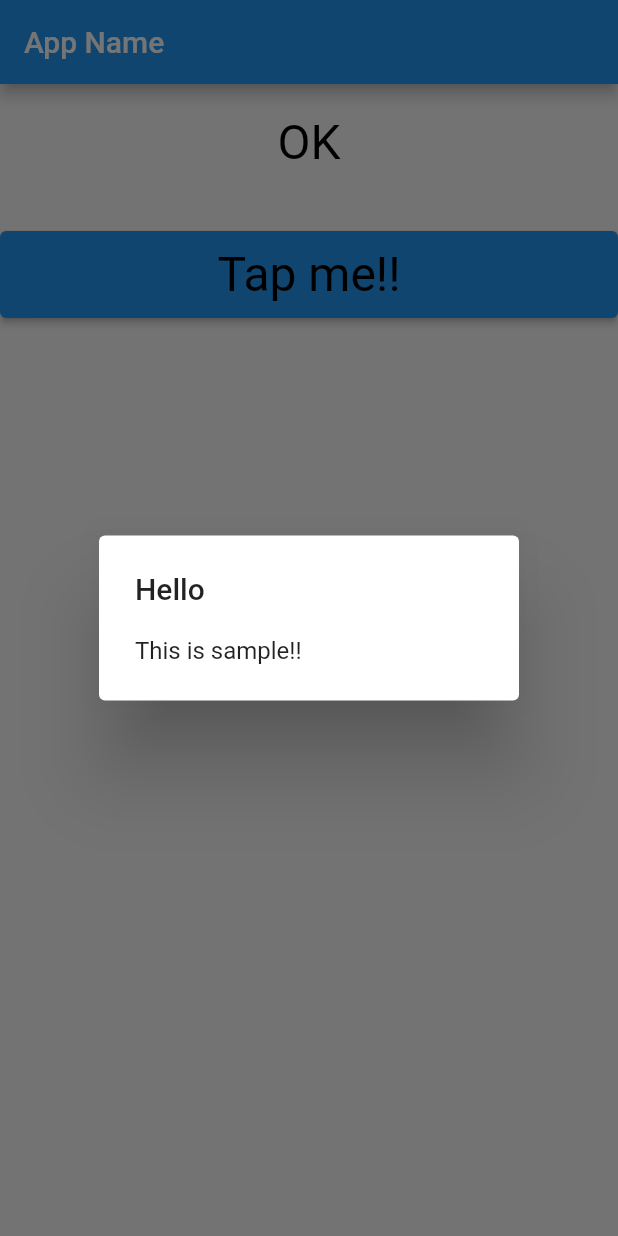
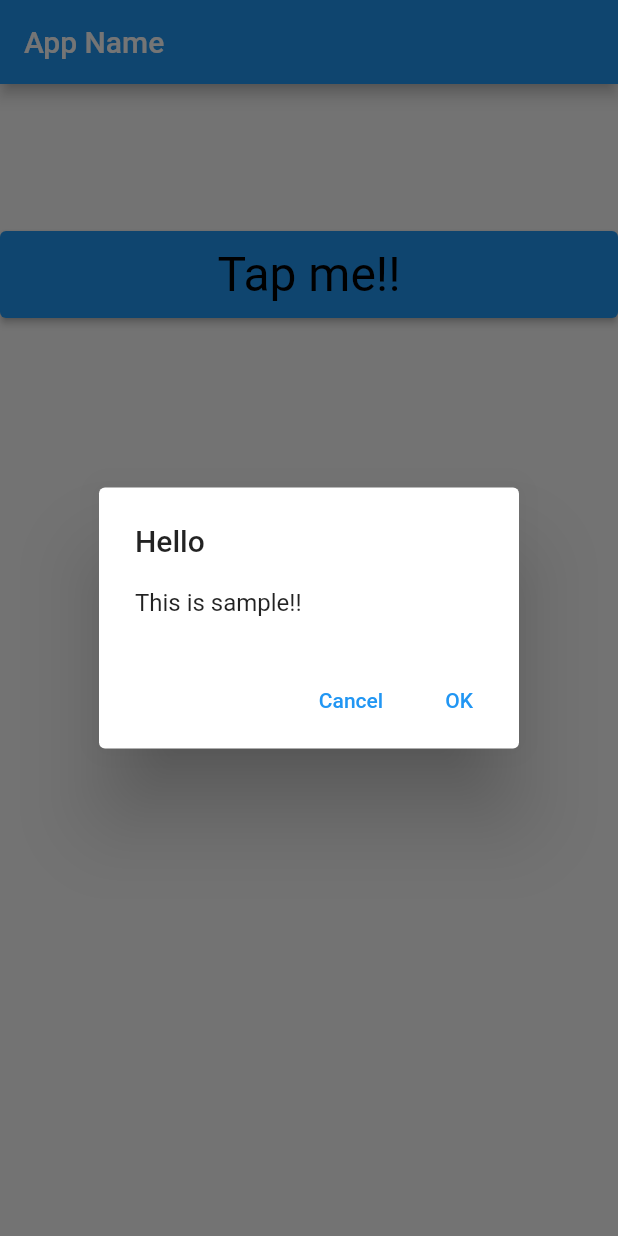
Before and after one commit to Sho-Nagato/flutter-training, a Flutter app: the screen it shows after launch, after a tap on "Tap me!!", on a phone screen of 412 x 824 dp. Run offline on Flutter 3.47's test engine with Material 2 defaults, Android fonts, the phone set to English and light mode, and no system bars.

Commit message:
fix showDialog and button

```diff
--- a/lib/main.dart
+++ b/lib/main.dart
@@ -30,6 +30,7 @@ class MyHomePage extends StatefulWidget {
 }
 
 class _MyHomePageState extends State<MyHomePage> {
+  static String _message = "";
 
   @override
   Widget build(BuildContext context) {
@@ -43,12 +44,12 @@ class _MyHomePageState extends State<MyHomePage> {
           mainAxisSize: MainAxisSize.max,
           crossAxisAlignment: CrossAxisAlignment.stretch,
           children: <Widget>[
-            const Padding(
-              padding: EdgeInsets.all(20.0),
+            Padding(
+              padding: const EdgeInsets.all(20.0),
               child: Text(
-                "OK",
+                _message,
                 textAlign: TextAlign.center,
-                style: TextStyle(
+                style: const TextStyle(
                   fontSize:32.0,
                   color: Color(0xFF000000),
                   fontWeight: FontWeight.w400,
@@ -84,18 +85,27 @@ class _MyHomePageState extends State<MyHomePage> {
 
   void buttonPressed(){
     showDialog(
-        context: context,
-        builder: (BuildContext context) => const AlertDialog(
-          title: Text("Hello"),
-          content: Text("This is sample!!"),
-        )
-    );
+      context: context,
+      builder: (BuildContext context) => AlertDialog(
+        title: const Text("Hello"),
+        content: const Text("This is sample!!"),
+        actions: [
+          TextButton(
+            child: const Text("Cancel"),
+            onPressed: () => Navigator.pop<String>(context, "Cancel"),
+          ),
+          TextButton(
+            child: const Text("OK"),
+            onPressed: () => Navigator.pop<String>(context, "OK"),
+          ),
+        ],
+      )
+    ).then<void>((value) => resultAlert(value));
   }
 
-  // Widget createAlertDialog(BuildContext context) {
-  //   return const AlertDialog(
-  //     title: Text("Hello"),
-  //     content: Text("This is sample!!"),
-  //   );
-  // }
+  void resultAlert(String value) {
+    setState(() {
+      _message = "selected : $value";
+    });
+  }
 }
```
